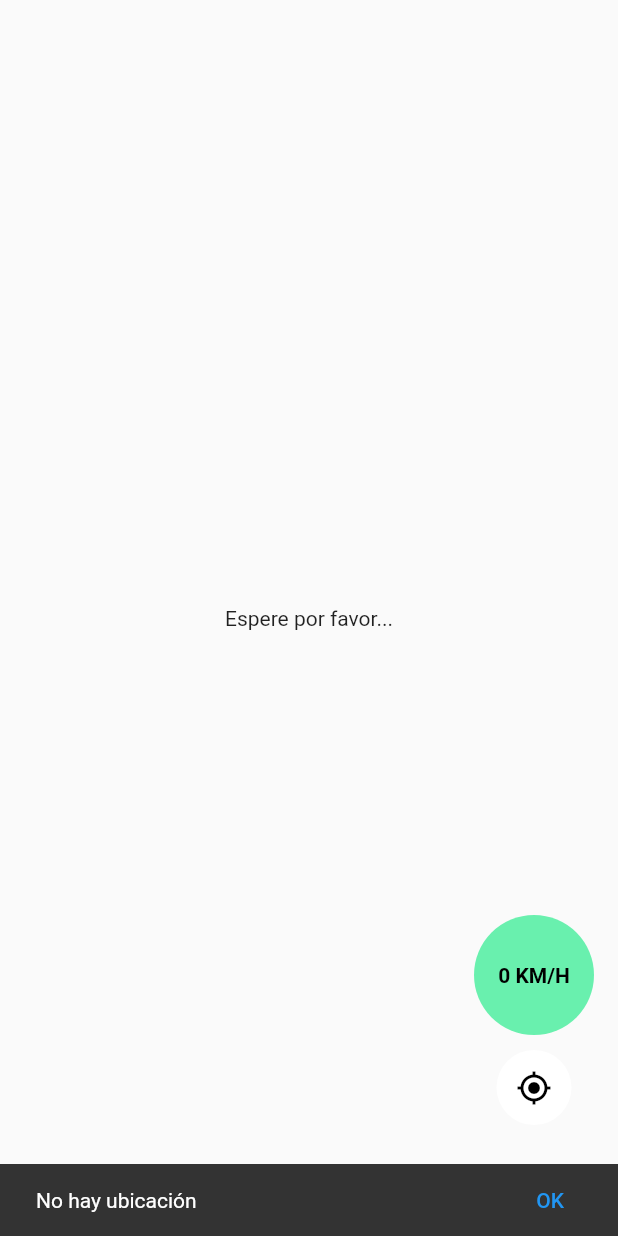
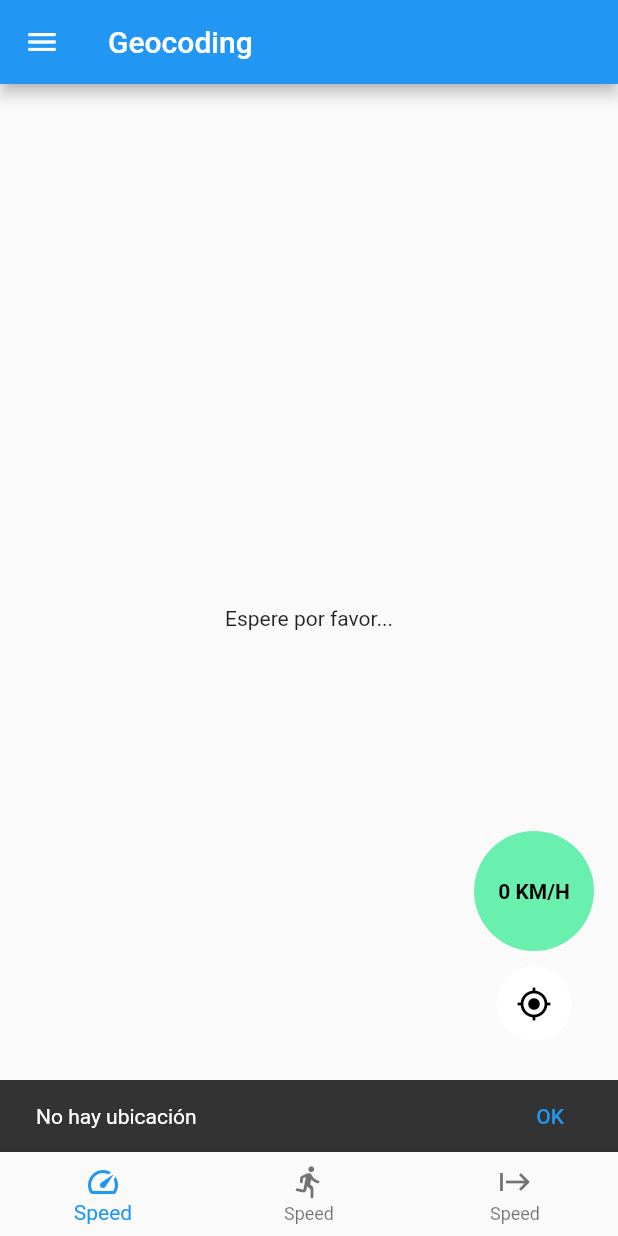
Before and after one commit to DanielIchida/AppPruebaFlutter, a Flutter app: the screen it shows after launch, after a tap on the "my location" icon, on a phone screen of 412 x 824 dp. Run offline on Flutter 3.47's test engine with Material 2 defaults, Android fonts, the phone set to English and light mode, and no system bars; our stand-ins replace bloc, dio, equatable, flutter_bloc, geolocator, google_maps_flutter and 1 more; missing offline and left inert: google_polyline_algorithm.

```diff
--- a/lib/blocs/location/location_bloc.dart
+++ b/lib/blocs/location/location_bloc.dart
@@ -27,9 +27,12 @@ class LocationBloc extends Bloc<LocationEvent, LocationState> {
   }
 
   Future<void> startFollowingUser() async {
-    final LocationSettings settings = LocationSettings(
+    final LocationSettings settings = AndroidSettings(
        accuracy: ConfigApp.ACCURACY_GPS,
-       timeLimit: const Duration(seconds: ConfigApp.TIME_LIMIT_SECOND_GPS)
+       intervalDuration: const Duration(seconds: ConfigApp.TIME_LIMIT_SECOND_GPS),
+       forceLocationManager: true,
+       foregroundNotificationConfig: const ForegroundNotificationConfig(
+           notificationTitle: "Run Gps", notificationText: "Running...",enableWakeLock: true)
     );
     positionStream = Geolocator.getPositionStream(locationSettings: settings).listen((event) {
       final position = event;
--- a/lib/ui/screens/gps_access_screen.dart
+++ b/lib/ui/screens/gps_access_screen.dart
@@ -10,6 +10,7 @@ class GpsAccessScreen extends StatelessWidget {
    @override
    Widget build(BuildContext context) {
    return Scaffold(
+
       body: Center(
          child: BlocBuilder<GpsBloc, GpsState>(
            builder: (context, state) {
--- a/lib/ui/screens/map_screen.dart
+++ b/lib/ui/screens/map_screen.dart
@@ -30,6 +30,10 @@ class _MapScreenState extends State<MapScreen> {
   @override
   Widget build(BuildContext context) {
     return Scaffold(
+      appBar: AppBar(
+         title: Text("Geocoding"),
+      ),
+      drawer: Drawer(),
       body: BlocBuilder<LocationBloc, LocationState>(
         builder: (context, locationState) {
 
@@ -50,6 +54,11 @@ class _MapScreenState extends State<MapScreen> {
           );
         },
       ),
+      bottomNavigationBar: BottomNavigationBar(items: [
+         BottomNavigationBarItem(label: "Speed",icon: Icon(Icons.speed)),
+         BottomNavigationBarItem(label: "Speed",icon: Icon(Icons.directions_run_rounded)),
+         BottomNavigationBarItem(label: "Speed",icon: Icon(Icons.start)),
+      ],),
       floatingActionButtonLocation: FloatingActionButtonLocation.endFloat,
       floatingActionButton: Column(
         mainAxisAlignment: MainAxisAlignment.end,
--- a/pubspec.yaml
+++ b/pubspec.yaml
@@ -44,6 +44,7 @@ dependencies:
   google_maps_flutter: ^2.1.2
   uuid: ^3.0.6
   google_polyline_algorithm: ^3.1.0
+  firebase_core: ^0.4.0+9
 
 
 dev_dependencies:
```
Also changed, not shown: lib/blocs/map/map_bloc.dart (+18 -8 lines), pubspec.lock.
